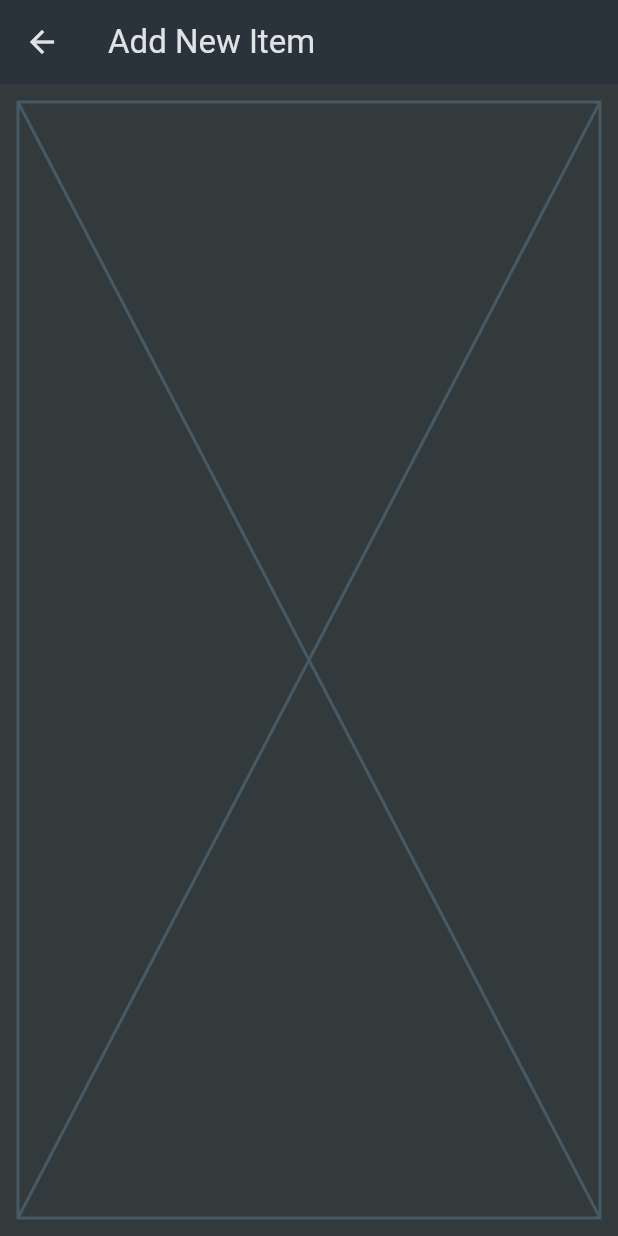
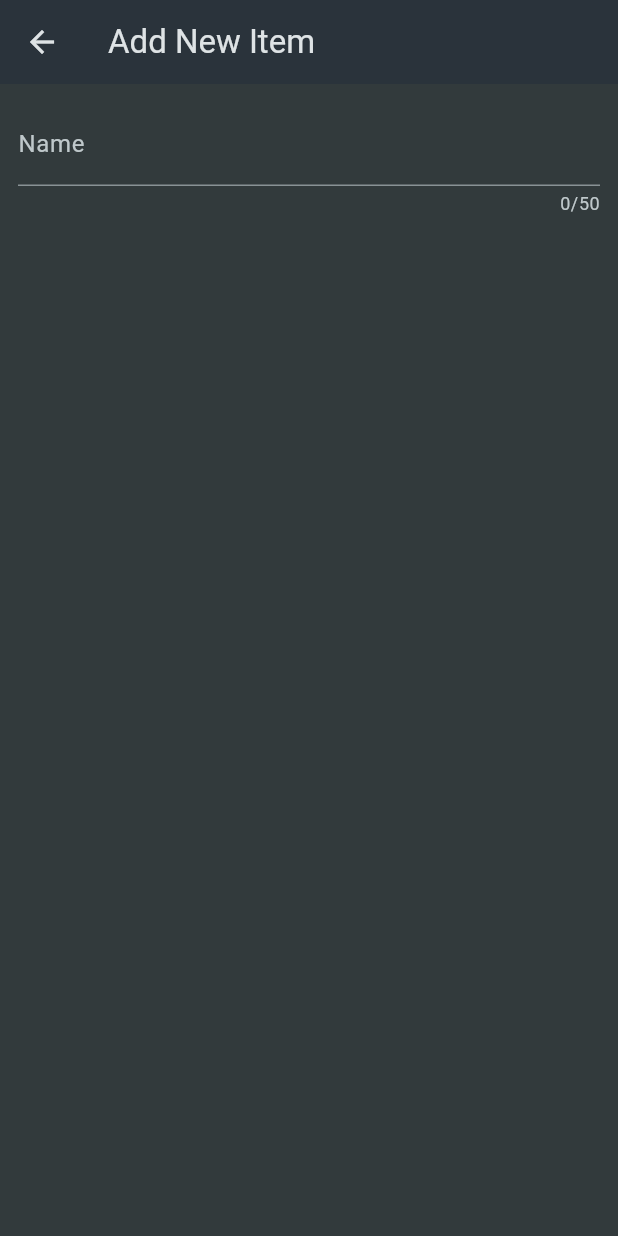
Before and after one commit to Felipe-Euzebio/shopping_list, a Flutter app: the NewItem screen opened directly, on a phone screen of 412 x 824 dp. Run offline on Flutter 3.47's test engine with Material 3 defaults, Android fonts, the phone set to English and light mode, and no system bars.

Commit message:
The Form and TextFormField Widgets

```diff
--- a/lib/widgets/new_item.dart
+++ b/lib/widgets/new_item.dart
@@ -16,7 +16,21 @@ class _NewItemState extends State<NewItem> {
       ),
       body: Padding(
         padding: const EdgeInsets.all(12),
-        child: const Placeholder(),
+        child: Form(
+          child: Column(
+            children: [
+              TextFormField(
+                maxLength: 50,
+                decoration: const InputDecoration(
+                  label: Text('Name')
+                ),
+                validator: (value) {
+                  return 'Demo...';
+                },
+              ),
+            ],
+          ),
+        )
       ),
     );
   }
```
